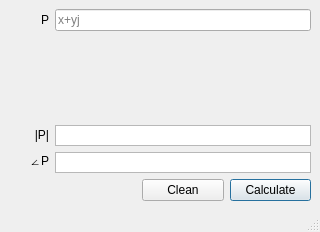
This is ui/rect2polar.ui in urbanij/syRF as Qt 5 draws it before an edit. The edited form follows.
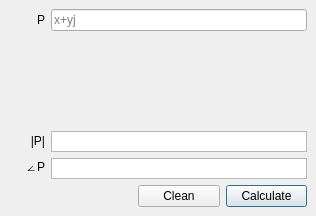
This is the edited form.

The edit to the form file:
```diff
--- a/ui/rect2polar.ui
+++ b/ui/rect2polar.ui
@@ -6,8 +6,8 @@
    <rect>
     <x>0</x>
     <y>0</y>
-    <width>320</width>
-    <height>232</height>
+    <width>316</width>
+    <height>216</height>
    </rect>
   </property>
   <property name="sizePolicy">
@@ -16,6 +16,18 @@
     <verstretch>0</verstretch>
    </sizepolicy>
   </property>
+  <property name="minimumSize">
+   <size>
+    <width>316</width>
+    <height>216</height>
+   </size>
+  </property>
+  <property name="maximumSize">
+   <size>
+    <width>316</width>
+    <height>216</height>
+   </size>
+  </property>
   <property name="windowTitle">
    <string notr="true">rect2polar</string>
   </property>
@@ -141,7 +153,6 @@
     </item>
    </layout>
   </widget>
-  <widget class="QStatusBar" name="statusbar"/>
   <action name="actionAbout">
    <property name="text">
     <string>About</string>
```
